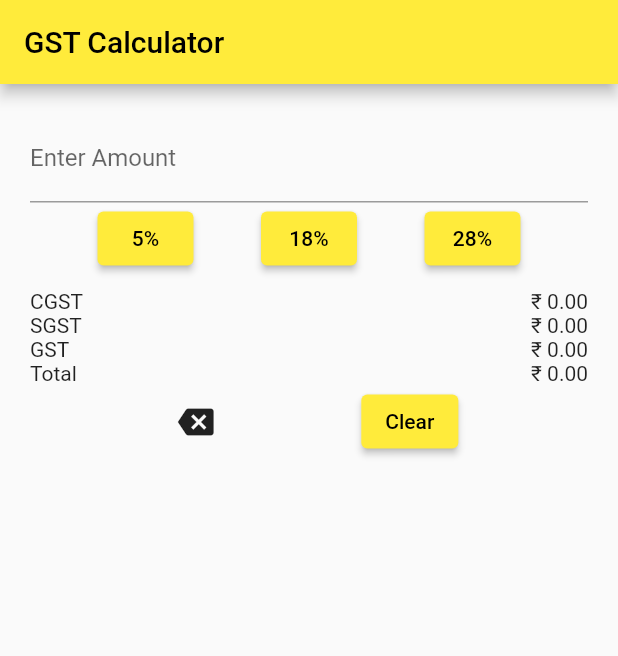
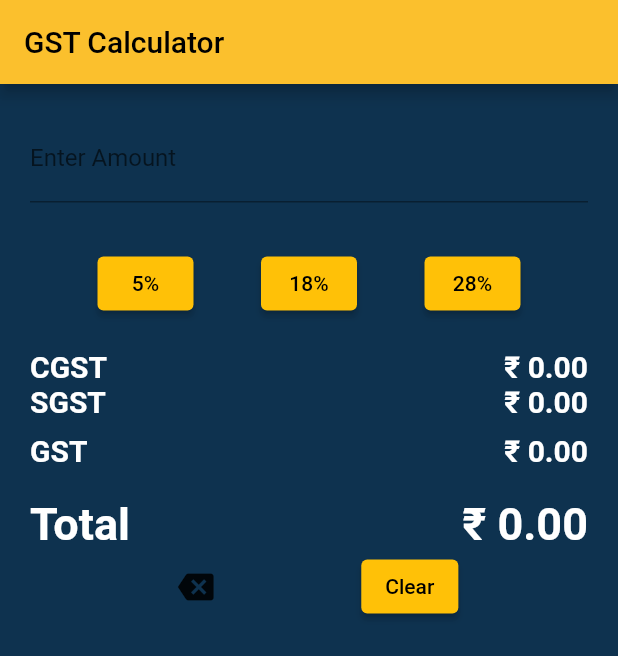
Before and after one commit to jayasooryakdeepak/GST_Calculator, a Flutter app: the screen it shows after launch, after a tap on "5%", on a phone screen of 412 x 824 dp. Shown: the top 656 px of the screen. Run offline on Flutter 3.47's test engine with Material 2 defaults, Android fonts, the phone set to English and light mode, and no system bars.

Commit message:
-fix total gst was not displaying fixed  using a new variable _gst

```diff
--- a/lib/main.dart
+++ b/lib/main.dart
@@ -10,11 +10,17 @@ class _GstCalculatorState extends State<GstCalculator> {
   double _gstRate = 0.0;
   double _cgst = 0.0;
   double _sgst = 0.0;
+  double _gst = 0.0;
+  double _total = 0.0;
+
+
 
   void _calculateGst(double gstRate) {
     setState(() {
       _gstRate = gstRate;
       _cgst = _sgst = _amount * (gstRate / 200);
+      _gst = _amount * (gstRate / 100);
+      _total = _gst + _amount;
     });
   }
 
@@ -24,6 +30,8 @@ class _GstCalculatorState extends State<GstCalculator> {
       _gstRate = 0.0;
       _cgst = 0.0;
       _sgst = 0.0;
+      _gst = 0.0;
+      _total = 0.0;
     });
   }
 
@@ -31,6 +39,7 @@ class _GstCalculatorState extends State<GstCalculator> {
   Widget build(BuildContext context) {
     return Scaffold(
       appBar: AppBar(
+        backgroundColor: Colors.yellow[700],
         title: Text('GST Calculator'),
       ),
       body: Padding(
@@ -48,10 +57,16 @@ class _GstCalculatorState extends State<GstCalculator> {
                 });
               },
             ),
+            SizedBox(
+              height: 30,
+            ),
             Row(
               mainAxisAlignment: MainAxisAlignment.spaceEvenly,
               children: [
                 ElevatedButton(
+                  // style: ElevatedButton.styleFrom(
+                  //   backgroundColor: Color.fromARGB(255, 9, 47, 104),
+                  // ),
                   onPressed: () => _calculateGst(5),
                   child: Text('5%'),
                 ),
@@ -66,7 +81,7 @@ class _GstCalculatorState extends State<GstCalculator> {
               ],
             ),
             SizedBox(
-              height: 10.0,
+              height: 20.0,
             ),
             Row(
               mainAxisAlignment: MainAxisAlignment.spaceBetween,
@@ -82,18 +97,30 @@ class _GstCalculatorState extends State<GstCalculator> {
                 Text('₹ ${_cgst.toStringAsFixed(2)}'),
               ],
             ),
+            SizedBox(
+              height: 10.0,
+            ),
             Row(
               mainAxisAlignment: MainAxisAlignment.spaceBetween,
               children: [
                 Text('GST'),
-                Text('₹ ${_amount.toStringAsFixed(2)}'),
+                Text('₹ ${_gst.toStringAsFixed(2)}'),
               ],
+            ),
+            SizedBox(
+              height: 20.0,
             ),
             Row(
               mainAxisAlignment: MainAxisAlignment.spaceBetween,
               children: [
-                Text('Total'),
-                Text('₹ ${(_amount + _cgst + _sgst).toStringAsFixed(2)}'),
+                Text(
+                  'Total',
+                  style: TextStyle(fontSize: 30),
+                ),
+                Text(
+                  '₹ ${_total.toStringAsFixed(2)}',
+                  style: TextStyle(fontSize: 30),
+                ),
               ],
             ),
             Row(
@@ -135,8 +162,14 @@ class MyApp extends StatelessWidget {
     return MaterialApp(
       title: 'GST Calculator',
       theme: ThemeData(
-        primarySwatch: Colors.yellow,
-      ),
+          scaffoldBackgroundColor: Color.fromARGB(244, 3, 41, 71),
+          primarySwatch: Colors.amber,
+          textTheme: TextTheme(
+            bodyMedium: TextStyle(fontWeight: FontWeight.bold, fontSize: 20),
+          ).apply(
+            bodyColor: Color.fromARGB(255, 255, 255, 255),
+            displayColor: Colors.green,
+          )),
       home: GstCalculator(),
     );
   }
```
